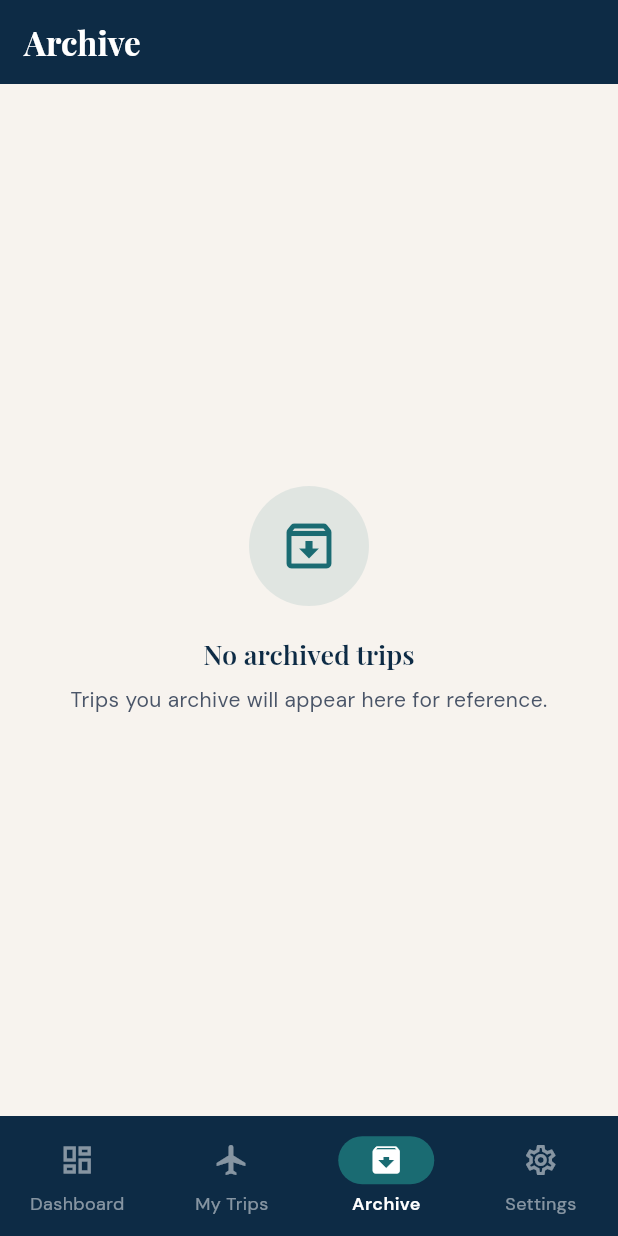
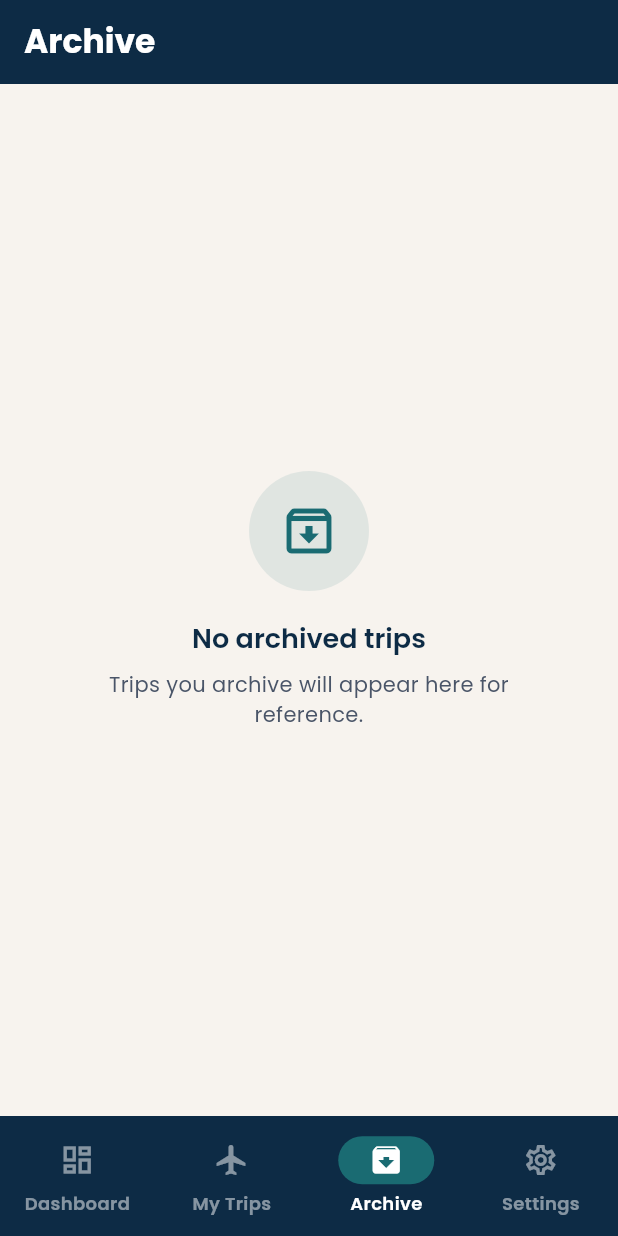
Before and after one commit to odedeli/TripReady, a Flutter app: the screen it shows after launch, item 3 of the bottom bar chosen, on a phone screen of 412 x 824 dp. Run offline on Flutter 3.47's test engine with Material 3 defaults, Android fonts, the phone set to English and light mode, and no system bars; our stand-ins replace file_picker, google_fonts, percent_indicator, shared_preferences, sqflite, sqflite_common_ffi; missing offline and left inert: excel; accounts and stored records are empty.

Commit message:
TripReady V1.2.0 - UI fonts change

```diff
--- a/lib/main.dart
+++ b/lib/main.dart
@@ -46,7 +46,7 @@ class _TripReadyAppState extends State<TripReadyApp> {
     return MaterialApp(
       title: 'TripReady',
       debugShowCheckedModeBanner: false,
-      theme: TripReadyTheme.theme,
+      theme: TripReadyTheme.theme(languageCode: LanguageService.instance.locale.languageCode),
       locale: LanguageService.instance.locale,
       supportedLocales: LanguageService.supportedLocales,
       localizationsDelegates: AppLocalizations.localizationsDelegates,
--- a/lib/theme/app_theme.dart
+++ b/lib/theme/app_theme.dart
@@ -1,23 +1,56 @@
 import 'package:flutter/material.dart';
 import 'package:google_fonts/google_fonts.dart';
 
+// ── Font helpers ──────────────────────────────────────────────
+// Returns Poppins for English, DM Sans for Hebrew (Poppins has no Hebrew glyphs)
+TextStyle _f(
+  String languageCode, {
+  double size = 14,
+  FontWeight weight = FontWeight.w400,
+  Color? color,
+  double? height,
+}) {
+  final base = languageCode == 'he'
+      ? GoogleFonts.dmSans(fontSize: size, fontWeight: weight, color: color, height: height)
+      : GoogleFonts.poppins(fontSize: size, fontWeight: weight, color: color, height: height);
+  return base;
+}
+
+// Heading font: Poppins semibold for EN, DM Sans semibold for HE
+// (removed Playfair Display — no serif fonts in v1.2.0)
+TextStyle _h(
+  String languageCode, {
+  double size = 18,
+  FontWeight weight = FontWeight.w600,
+  Color? color,
+}) {
+  return languageCode == 'he'
+      ? GoogleFonts.dmSans(fontSize: size, fontWeight: weight, color: color)
+      : GoogleFonts.poppins(fontSize: size, fontWeight: weight, color: color);
+}
+
 class TripReadyTheme {
-  static const Color navy = Color(0xFF0D2B45);
-  static const Color teal = Color(0xFF1A6B72);
+  // ── Palette ───────────────────────────────────────────────
+  static const Color navy      = Color(0xFF0D2B45);
+  static const Color teal      = Color(0xFF1A6B72);
   static const Color tealLight = Color(0xFF2A9BA3);
-  static const Color amber = Color(0xFFE8A838);
-  static const Color amberLight = Color(0xFFF5C96A);
-  static const Color cream = Color(0xFFF7F3EE);
-  static const Color warmGrey = Color(0xFFE8E2DA);
-  static const Color textDark = Color(0xFF1A1A2E);
-  static const Color textMid = Color(0xFF4A5568);
+  static const Color amber     = Color(0xFFE8A838);
+  static const Color amberLight= Color(0xFFF5C96A);
+  static const Color cream     = Color(0xFFF7F3EE);
+  static const Color warmGrey  = Color(0xFFE8E2DA);
+  static const Color textDark  = Color(0xFF1A1A2E);
+  static const Color textMid   = Color(0xFF4A5568);
   static const Color textLight = Color(0xFF8A9BB0);
-  static const Color success = Color(0xFF2D9E6B);
-  static const Color warning = Color(0xFFE8A838);
-  static const Color danger = Color(0xFFD64045);
-  static const Color cardBg = Color(0xFFFFFFFF);
+  static const Color success   = Color(0xFF2D9E6B);
+  static const Color warning   = Color(0xFFE8A838);
+  static const Color danger    = Color(0xFFD64045);
+  static const Color cardBg    = Color(0xFFFFFFFF);
 
-  static ThemeData get theme {
+  // ── Theme builder ─────────────────────────────────────────
+  // languageCode drives font selection ('en' → Poppins, 'he' → DM Sans)
+  static ThemeData theme({String languageCode = 'en'}) {
+    final String lc = languageCode;
+
     return ThemeData(
       useMaterial3: true,
       colorScheme: ColorScheme(
@@ -36,40 +69,48 @@ class TripReadyTheme {
         onError: Colors.white,
       ),
       scaffoldBackgroundColor: cream,
+
+      // ── Text theme ────────────────────────────────────────
       textTheme: TextTheme(
-        displayLarge: GoogleFonts.playfairDisplay(fontSize: 36, fontWeight: FontWeight.w700, color: navy),
-        displayMedium: GoogleFonts.playfairDisplay(fontSize: 28, fontWeight: FontWeight.w700, color: navy),
-        displaySmall: GoogleFonts.playfairDisplay(fontSize: 22, fontWeight: FontWeight.w600, color: navy),
-        headlineMedium: GoogleFonts.playfairDisplay(fontSize: 20, fontWeight: FontWeight.w600, color: navy),
-        headlineSmall: GoogleFonts.playfairDisplay(fontSize: 18, fontWeight: FontWeight.w600, color: navy),
-        titleLarge: GoogleFonts.dmSans(fontSize: 17, fontWeight: FontWeight.w600, color: textDark),
-        titleMedium: GoogleFonts.dmSans(fontSize: 15, fontWeight: FontWeight.w600, color: textDark),
-        titleSmall: GoogleFonts.dmSans(fontSize: 13, fontWeight: FontWeight.w600, color: textMid),
-        bodyLarge: GoogleFonts.dmSans(fontSize: 16, fontWeight: FontWeight.w400, color: textDark),
-        bodyMedium: GoogleFonts.dmSans(fontSize: 14, fontWeight: FontWeight.w400, color: textDark),
-        bodySmall: GoogleFonts.dmSans(fontSize: 12, fontWeight: FontWeight.w400, color: textMid),
-        labelLarge: GoogleFonts.dmSans(fontSize: 14, fontWeight: FontWeight.w600, color: teal),
+        displayLarge:  _h(lc, size: 36, weight: FontWeight.w700, color: navy),
+        displayMedium: _h(lc, size: 28, weight: FontWeight.w700, color: navy),
+        displaySmall:  _h(lc, size: 22, weight: FontWeight.w600, color: navy),
+        headlineMedium:_h(lc, size: 20, weight: FontWeight.w600, color: navy),
+        headlineSmall: _h(lc, size: 18, weight: FontWeight.w600, color: navy),
+        titleLarge:    _f(lc, size: 17, weight: FontWeight.w600, color: textDark),
+        titleMedium:   _f(lc, size: 15, weight: FontWeight.w600, color: textDark),
+        titleSmall:    _f(lc, size: 13, weight: FontWeight.w600, color: textMid),
+        bodyLarge:     _f(lc, size: 16, color: textDark),
+        bodyMedium:    _f(lc, size: 14, color: textDark),
+        bodySmall:     _f(lc, size: 12, color: textMid),
+        labelLarge:    _f(lc, size: 14, weight: FontWeight.w600, color: teal),
       ),
+
+      // ── AppBar ────────────────────────────────────────────
       appBarTheme: AppBarTheme(
         backgroundColor: navy,
         foregroundColor: Colors.white,
         elevation: 0,
-        titleTextStyle: GoogleFonts.playfairDisplay(fontSize: 22, fontWeight: FontWeight.w700, color: Colors.white),
+        titleTextStyle: _h(lc, size: 22, weight: FontWeight.w700, color: Colors.white),
         iconTheme: const IconThemeData(color: Colors.white),
       ),
+
+      // ── Cards ─────────────────────────────────────────────
       cardTheme: CardThemeData(
         color: cardBg,
         elevation: 2,
         shadowColor: navy.withOpacity(0.1),
         shape: RoundedRectangleBorder(borderRadius: BorderRadius.circular(16)),
       ),
+
+      // ── Buttons ───────────────────────────────────────────
       elevatedButtonTheme: ElevatedButtonThemeData(
         style: ElevatedButton.styleFrom(
           backgroundColor: teal,
           foregroundColor: Colors.white,
           padding: const EdgeInsets.symmetric(horizontal: 24, vertical: 14),
           shape: RoundedRectangleBorder(borderRadius: BorderRadius.circular(12)),
-          textStyle: GoogleFonts.dmSans(fontSize: 15, fontWeight: FontWeight.w600),
+          textStyle: _f(lc, size: 15, weight: FontWeight.w600),
         ),
       ),
       outlinedButtonTheme: OutlinedButtonThemeData(
@@ -78,31 +119,38 @@ class TripReadyTheme {
           side: const BorderSide(color: teal, width: 1.5),
           padding: const EdgeInsets.symmetric(horizontal: 24, vertical: 14),
           shape: RoundedRectangleBorder(borderRadius: BorderRadius.circular(12)),
-          textStyle: GoogleFonts.dmSans(fontSize: 15, fontWeight: FontWeight.w600),
+          textStyle: _f(lc, size: 15, weight: FontWeight.w600),
         ),
       ),
       floatingActionButtonTheme: const FloatingActionButtonThemeData(
         backgroundColor: amber,
         foregroundColor: navy,
       ),
+
+      // ── Inputs ────────────────────────────────────────────
       inputDecorationTheme: InputDecorationTheme(
         filled: true,
         fillColor: Colors.white,
         contentPadding: const EdgeInsets.symmetric(horizontal: 16, vertical: 14),
-        border: OutlineInputBorder(borderRadius: BorderRadius.circular(12), borderSide: const BorderSide(color: warmGrey)),
+        border:        OutlineInputBorder(borderRadius: BorderRadius.circular(12), borderSide: const BorderSide(color: warmGrey)),
         enabledBorder: OutlineInputBorder(borderRadius: BorderRadius.circular(12), borderSide: const BorderSide(color: warmGrey)),
         focusedBorder: OutlineInputBorder(borderRadius: BorderRadius.circular(12), borderSide: const BorderSide(color: teal, width: 2)),
-        labelStyle: GoogleFonts.dmSans(color: textMid, fontSize: 14),
-        hintStyle: GoogleFonts.dmSans(color: textLight, fontSize: 14),
+        labelStyle: _f(lc, size: 14, color: textMid),
+        hintStyle:  _f(lc, size: 14, color: textLight),
       ),
+
+      // ── Chips ─────────────────────────────────────────────
       chipTheme: ChipThemeData(
         backgroundColor: warmGrey,
         selectedColor: teal.withOpacity(0.15),
-        labelStyle: GoogleFonts.dmSans(fontSize: 12, fontWeight: FontWeight.w500),
+        labelStyle: _f(lc, size: 12, weight: FontWeight.w500),
         padding: const EdgeInsets.symmetric(horizontal: 10, vertical: 4),
         shape: RoundedRectangleBorder(borderRadius: BorderRadius.circular(20)),
       ),
+
       dividerTheme: const DividerThemeData(color: warmGrey, thickness: 1, space: 1),
+
+      // ── Navigation bar ────────────────────────────────────
       navigationBarTheme: NavigationBarThemeData(
         backgroundColor: navy,
         indicatorColor: teal,
@@ -111,10 +159,9 @@ class TripReadyTheme {
           return IconThemeData(color: Colors.white.withOpacity(0.5));
         }),
         labelTextStyle: WidgetStateProperty.resolveWith((states) {
-          if (states.contains(WidgetState.selected)) {
-            return GoogleFonts.dmSans(fontSize: 12, fontWeight: FontWeight.w600, color: Colors.white);
-          }
-          return GoogleFonts.dmSans(fontSize: 12, color: Colors.white.withOpacity(0.5));
+          final style = _f(lc, size: 12, weight: FontWeight.w600);
+          if (states.contains(WidgetState.selected)) return style.copyWith(color: Colors.white);
+          return style.copyWith(color: Colors.white.withOpacity(0.5));
         }),
       ),
     );
--- a/lib/widgets/shared_widgets.dart
+++ b/lib/widgets/shared_widgets.dart
@@ -1,5 +1,4 @@
 import 'package:flutter/material.dart';
-import 'package:google_fonts/google_fonts.dart';
 import '../theme/app_theme.dart';
 import '../services/localization_ext.dart';
 
@@ -26,7 +25,7 @@ class StatusBadge extends StatelessWidget {
       ),
       child: Text(
         label,
-        style: GoogleFonts.dmSans(
+        style: Theme.of(context).textTheme.labelLarge?.copyWith(
           fontSize: 11,
           fontWeight: FontWeight.w700,
           color: textColor,
@@ -242,11 +241,11 @@ class StatCard extends StatelessWidget {
               child: Icon(icon, size: 20, color: accent),
             ),
             const SizedBox(height: 12),
-            Text(value, style: GoogleFonts.playfairDisplay(
+            Text(value, style: Theme.of(context).textTheme.displaySmall?.copyWith(
               fontSize: 22, fontWeight: FontWeight.w700, color: TripReadyTheme.navy,
             )),
             const SizedBox(height: 2),
-            Text(label, style: GoogleFonts.dmSans(
+            Text(label, style: Theme.of(context).textTheme.bodySmall?.copyWith(
               fontSize: 12, color: TripReadyTheme.textMid,
             )),
           ],
```
